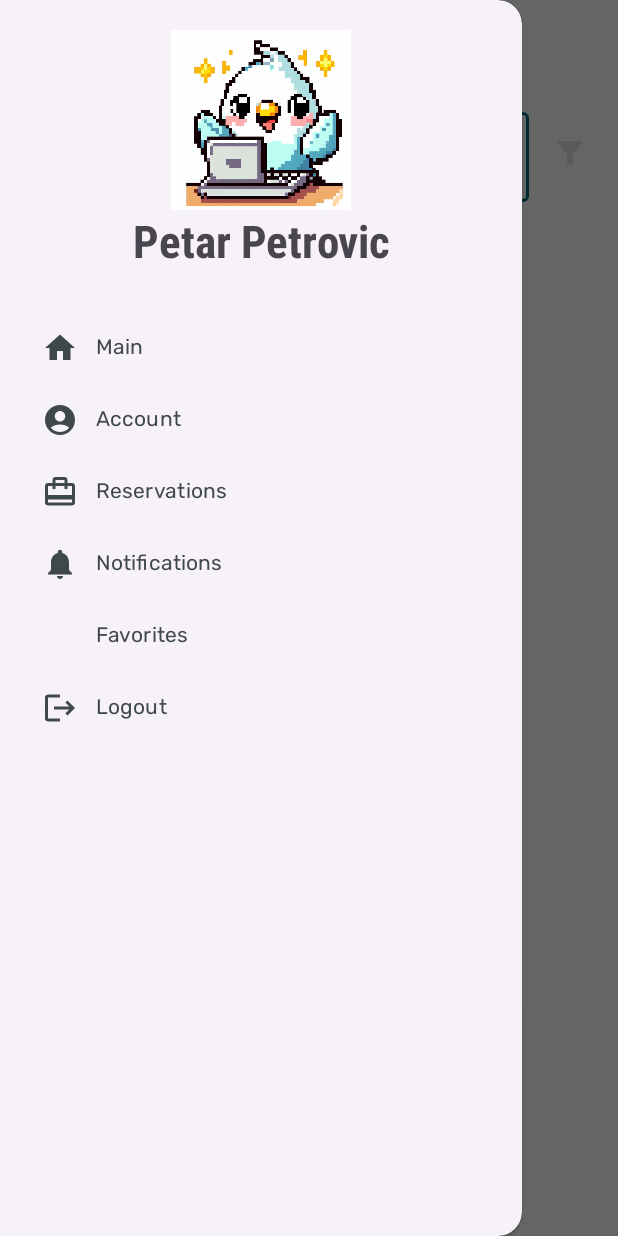
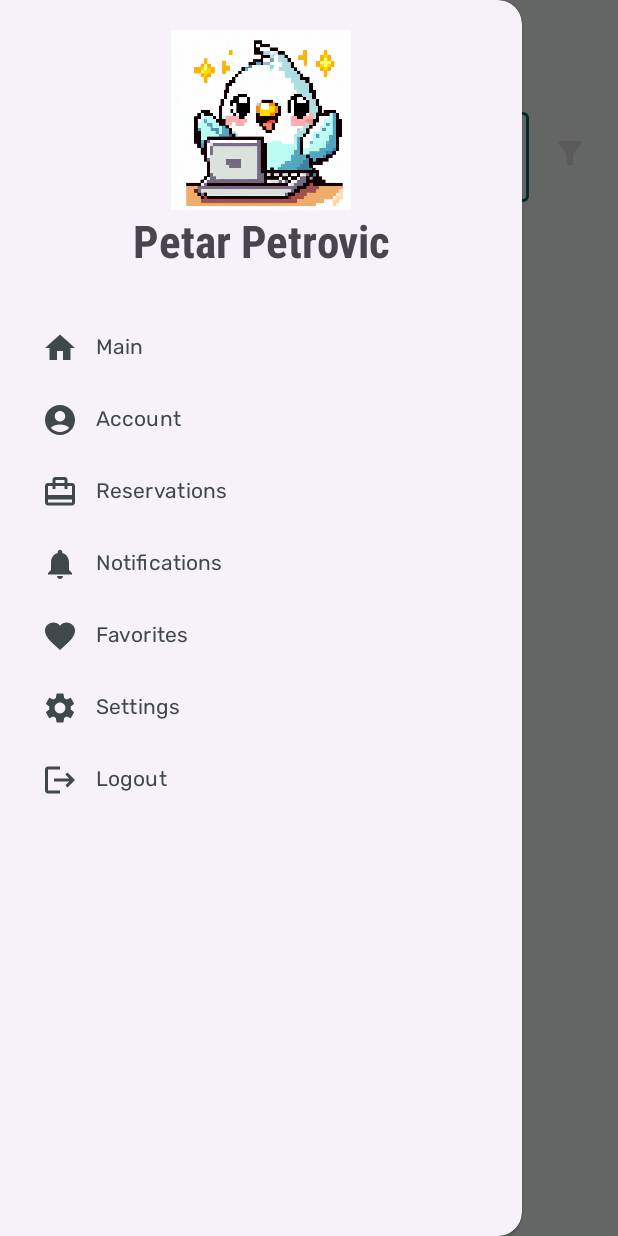
Before and after one commit to tinylunark/lunark-android, an Android app: the HomeActivity screen opened directly, with no data from a screen before it, with the side drawer open, on a phone screen of 412 x 824 dp. Run offline under Robolectric (Android 15) with nearby library versions, the phone set to English and light mode, and no system bars; our stand-ins replace Dagger/Hilt's generated code, RxJava, navigation-ui; libraries missing offline, so code that uses them is left out: io.reactivex.internal; pictures from the network do not load; 5 statements that could not run were skipped.

Commit message:
#3.21.1 Toggle notifications (#29)
* fix: resolve conflicts

* feat: add notifications preference category

* feat: split notification preferences to guest and host

* feat: add preference fragments for guest and host

* feat: add settings to nav and extract string resources

* feat: add navigation to settings and add notification icon

* feat: add notification settings dto and service method

* feat: add custom preference data store

* fix: add missing nav

```diff
--- a/app/build.gradle.kts
+++ b/app/build.gradle.kts
@@ -121,5 +121,5 @@ dependencies {
     implementation("com.github.PhilJay:MPAndroidChart:v3.1.0")
     implementation("com.github.NaikSoftware:StompProtocolAndroid:1.6.6")
     implementation("org.greenrobot:eventbus:3.3.1")
-
+    implementation("androidx.preference:preference-ktx:1.2.1")
 }
--- a/app/src/main/java/com/example/lunark/ApplicationComponent.java
+++ b/app/src/main/java/com/example/lunark/ApplicationComponent.java
@@ -8,6 +8,8 @@ import com.example.lunark.datasources.DiskModule;
 import com.example.lunark.datasources.NetworkModule;
 import com.example.lunark.fragments.FavoritePropertiesFragment;
 import com.example.lunark.fragments.GeneralReportFragment;
+import com.example.lunark.fragments.GuestSettingsFragment;
+import com.example.lunark.fragments.HostSettingsFragment;
 import com.example.lunark.fragments.NotificationsFragment;
 import com.example.lunark.fragments.PropertyDetailFragment;
 import com.example.lunark.fragments.PropertyReportFragment;
@@ -40,4 +42,6 @@ public interface ApplicationComponent {
     void inject(NotificationsFragment notificationsFragment);
     void inject(ReviewViewModel reviewViewModel);
     void inject(ReviewListAdapter reviewListAdapter);
+    void inject(GuestSettingsFragment guestSettingsFragment);
+    void inject(HostSettingsFragment hostSettingsFragment);
 }
--- /dev/null
+++ b/app/src/main/res/drawable/baseline_favorite_24.xml
@@ -0,0 +1,5 @@
+<vector android:height="24dp" android:tint="#000000"
+    android:viewportHeight="24" android:viewportWidth="24"
+    android:width="24dp" xmlns:android="http://schemas.android.com/apk/res/android">
+    <path android:fillColor="@android:color/white" android:pathData="M12,21.35l-1.45,-1.32C5.4,15.36 2,12.28 2,8.5 2,5.42 4.42,3 7.5,3c1.74,0 3.41,0.81 4.5,2.09C13.09,3.81 14.76,3 16.5,3 19.58,3 22,5.42 22,8.5c0,3.78 -3.4,6.86 -8.55,11.54L12,21.35z"/>
+</vector>
--- /dev/null
+++ b/app/src/main/res/drawable/baseline_settings_24.xml
@@ -0,0 +1,5 @@
+<vector android:height="24dp" android:tint="#000000"
+    android:viewportHeight="24" android:viewportWidth="24"
+    android:width="24dp" xmlns:android="http://schemas.android.com/apk/res/android">
+    <path android:fillColor="@android:color/white" android:pathData="M19.14,12.94c0.04,-0.3 0.06,-0.61 0.06,-0.94c0,-0.32 -0.02,-0.64 -0.07,-0.94l2.03,-1.58c0.18,-0.14 0.23,-0.41 0.12,-0.61l-1.92,-3.32c-0.12,-0.22 -0.37,-0.29 -0.59,-0.22l-2.39,0.96c-0.5,-0.38 -1.03,-0.7 -1.62,-0.94L14.4,2.81c-0.04,-0.24 -0.24,-0.41 -0.48,-0.41h-3.84c-0.24,0 -0.43,0.17 -0.47,0.41L9.25,5.35C8.66,5.59 8.12,5.92 7.63,6.29L5.24,5.33c-0.22,-0.08 -0.47,0 -0.59,0.22L2.74,8.87C2.62,9.08 2.66,9.34 2.86,9.48l2.03,1.58C4.84,11.36 4.8,11.69 4.8,12s0.02,0.64 0.07,0.94l-2.03,1.58c-0.18,0.14 -0.23,0.41 -0.12,0.61l1.92,3.32c0.12,0.22 0.37,0.29 0.59,0.22l2.39,-0.96c0.5,0.38 1.03,0.7 1.62,0.94l0.36,2.54c0.05,0.24 0.24,0.41 0.48,0.41h3.84c0.24,0 0.44,-0.17 0.47,-0.41l0.36,-2.54c0.59,-0.24 1.13,-0.56 1.62,-0.94l2.39,0.96c0.22,0.08 0.47,0 0.59,-0.22l1.92,-3.32c0.12,-0.22 0.07,-0.47 -0.12,-0.61L19.14,12.94zM12,15.6c-1.98,0 -3.6,-1.62 -3.6,-3.6s1.62,-3.6 3.6,-3.6s3.6,1.62 3.6,3.6S13.98,15.6 12,15.6z"/>
+</vector>
--- a/app/src/main/res/menu/admin_nav_menu.xml
+++ b/app/src/main/res/menu/admin_nav_menu.xml
@@ -8,41 +8,41 @@
         android:layout_width="wrap_content"
         android:layout_height="wrap_content"
         android:icon="@drawable/ic_home"
-        android:title="Main" />
+        android:title="@string/main" />
     <item
         android:id="@+id/menu_account"
         android:layout_width="wrap_content"
         android:layout_height="wrap_content"
         android:icon="@drawable/ic_account"
-        android:title="Account" />
+        android:title="@string/account" />
     <item
         android:id="@+id/menu_unapproved_properties"
         android:layout_width="wrap_content"
         android:layout_height="wrap_content"
         android:icon="@drawable/ic_unapproved_properties"
-        android:title="Unapproved Properties" />
+        android:title="@string/unapproved_properties" />
     <item
         android:id="@+id/menu_comments_grades"
         android:layout_width="wrap_content"
         android:layout_height="wrap_content"
         android:icon="@drawable/ic_comments_grades"
-        android:title="Comments/Grades"/>
+        android:title="@string/comments_grades"/>
     <item
         android:id="@+id/menu_filter_properties"
         android:layout_width="wrap_content"
         android:layout_height="wrap_content"
         android:icon="@drawable/ic_filter"
-        android:title="Filter Properties" />
+        android:title="@string/filter_properties" />
     <item
         android:id="@+id/menu_user_management"
         android:layout_width="wrap_content"
         android:layout_height="wrap_content"
         android:icon="@drawable/ic_globe"
-        android:title="User Management" />
+        android:title="@string/user_management" />
     <item
         android:id="@+id/menu_logout"
         android:layout_width="wrap_content"
         android:layout_height="wrap_content"
         android:icon="@drawable/ic_logout"
-        android:title="Logout" />
+        android:title="@string/logout" />
 </menu>
--- a/app/src/main/res/menu/host_nav_menu.xml
+++ b/app/src/main/res/menu/host_nav_menu.xml
@@ -1,63 +1,67 @@
 <?xml version="1.0" encoding="utf-8"?>
 <menu xmlns:android="http://schemas.android.com/apk/res/android"
     xmlns:tools="http://schemas.android.com/tools"
-    tools:showIn="navigation_view" >
+    tools:showIn="navigation_view">
 
     <item
         android:id="@+id/nav_main"
         android:layout_width="wrap_content"
         android:layout_height="wrap_content"
         android:icon="@drawable/ic_home"
-        android:title="Main" />
+        android:title="@string/main" />
 
     <item
         android:id="@+id/menu_account"
         android:layout_width="wrap_content"
         android:layout_height="wrap_content"
         android:icon="@drawable/ic_account"
-        android:title="Account" />
+        android:title="@string/account" />
     <item
         android:id="@+id/nav_new_property"
         android:layout_width="wrap_content"
         android:layout_height="wrap_content"
         android:icon="@drawable/ic_new_property"
-        android:title="New Property" />
+        android:title="@string/new_property" />
     <item
         android:id="@+id/menu_my_properties"
         android:layout_width="wrap_content"
         android:layout_height="wrap_content"
         android:icon="@drawable/ic_folder"
-        android:title="My Properties"/>
+        android:title="@string/my_properties" />
     <item
         android:id="@+id/menu_reservations"
         android:layout_width="wrap_content"
         android:layout_height="wrap_content"
         android:icon="@drawable/ic_reservation"
-        android:title="Reservations" />
+        android:title="@string/reservations" />
     <item
         android:id="@+id/menu_unapproved_reservations"
         android:layout_width="wrap_content"
         android:layout_height="wrap_content"
         android:icon="@drawable/ic_check"
-        android:title="Unapproved Reservations" />
+        android:title="@string/unapproved_reservations" />
     <item
         android:id="@+id/nav_notifications"
         android:layout_width="wrap_content"
         android:layout_height="wrap_content"
         android:icon="@drawable/baseline_notifications_24"
-        android:title="Notifications" />
-
+        android:title="@string/notifications" />
     <item
         android:id="@+id/nav_reports"
         android:layout_width="wrap_content"
         android:layout_height="wrap_content"
         android:icon="@drawable/ic_reports"
         android:title="@string/reports" />
-
+    <item
+        android:id="@+id/nav_host_settings"
+        android:layout_width="wrap_content"
+        android:layout_height="wrap_content"
+        android:icon="@drawable/baseline_settings_24"
+        android:title="@string/settings" />
     <item
         android:id="@+id/menu_logout"
         android:layout_width="wrap_content"
         android:layout_height="wrap_content"
         android:icon="@drawable/ic_logout"
-        android:title="Logout" />
+        android:title="@string/logout" />
 </menu>
--- a/app/src/main/res/menu/nav_menu.xml
+++ b/app/src/main/res/menu/nav_menu.xml
@@ -8,34 +8,41 @@
         android:layout_width="wrap_content"
         android:layout_height="wrap_content"
         android:icon="@drawable/ic_home"
-        android:title="Main" />
+        android:title="@string/main" />
     <item
         android:id="@+id/menu_account"
         android:layout_width="wrap_content"
         android:layout_height="wrap_content"
         android:icon="@drawable/ic_account"
-        android:title="Account" />
+        android:title="@string/account" />
     <item
         android:id="@+id/menu_reservations"
         android:layout_width="wrap_content"
         android:layout_height="wrap_content"
         android:icon="@drawable/ic_reservation"
-        android:title="Reservations" />
+        android:title="@string/reservations" />
     <item
         android:id="@+id/nav_notifications"
         android:layout_width="wrap_content"
         android:layout_height="wrap_content"
         android:icon="@drawable/baseline_notifications_24"
-        android:title="Notifications" />
+        android:title="@string/notifications" />
     <item
         android:id="@+id/nav_favorites"
         android:layout_width="wrap_content"
         android:layout_height="wrap_content"
+        android:icon="@drawable/baseline_favorite_24"
         android:title="@string/favorites" />
+    <item
+        android:id="@+id/nav_guest_settings"
+        android:layout_width="wrap_content"
+        android:layout_height="wrap_content"
+        android:icon="@drawable/baseline_settings_24"
+        android:title="@string/settings" />
     <item
         android:id="@+id/menu_logout"
         android:layout_width="wrap_content"
         android:layout_height="wrap_content"
         android:icon="@drawable/ic_logout"
-        android:title="Logout" />
+        android:title="@string/logout" />
 </menu>
--- a/app/src/main/res/navigation/base_navigation.xml
+++ b/app/src/main/res/navigation/base_navigation.xml
@@ -19,6 +19,12 @@
         <action
             android:id="@+id/action_nav_main_to_generalReportFragment"
             app:destination="@id/nav_reports" />
+        <action
+            android:id="@+id/action_nav_main_to_nav_guest_settings"
+            app:destination="@id/nav_guest_settings" />
+        <action
+            android:id="@+id/action_nav_main_to_nav_host_settings"
+            app:destination="@id/nav_host_settings" />
     </fragment>
     <fragment
         android:id="@+id/nav_new_property"
@@ -61,6 +67,14 @@
         app:popUpToInclusive="true"
         tools:layout="@layout/fragment_notifications" />
     <fragment
+        android:id="@+id/nav_guest_settings"
+        android:name="com.example.lunark.fragments.GuestSettingsFragment"
+        android:label="Guest settings" />
+    <fragment
+        android:id="@+id/nav_host_settings"
+        android:name="com.example.lunark.fragments.HostSettingsFragment"
+        android:label="Host settings" />
+    <fragment
         android:id="@+id/nav_write_review"
         android:name="com.example.lunark.fragments.WriteReviewFragment"
         android:label="Write a review"
--- a/app/src/main/res/values/strings.xml
+++ b/app/src/main/res/values/strings.xml
@@ -69,14 +69,26 @@
     <string name="something_went_wrong_while_adding_your_property">Something went wrong while adding your property</string>
     <string name="favorites">Favorites</string>
     <string name="favorite">Favorite</string>
+    <string name="settings">Settings</string>
+    <string name="logout">Logout</string>
+    <string name="notifications">Notifications</string>
+    <string name="reservations">Reservations</string>
+    <string name="account">Account</string>
+    <string name="main">Main</string>
+    <string name="new_property">New Property</string>
+    <string name="my_properties">My Properties</string>
+    <string name="unapproved_reservations">Unapproved Reservations</string>
     <string name="reports">Reports</string>
+    <string name="unapproved_properties">Unapproved Properties</string>
+    <string name="comments_grades">Comments/Grades</string>
+    <string name="filter_properties">Filter Properties</string>
+    <string name="user_management">User Management</string>
     <string name="total_profit">Total profit:</string>
     <string name="total_reservation_count">Total reservation count:</string>
     <string name="get_report">Get report</string>
     <string name="invalid_date_format">Invalid date format - should be yyyy/MM/dd</string>
     <string name="year">Year</string>
     <string name="invalid_year">Invalid year - should be yyyy</string>
-    <string name="notifications">Notifications</string>
     <string name="write_a_review">Write a review</string>
     <string name="write_review">Write review</string>
     <string name="review">Review</string>
```
Also changed, not shown: app/src/main/java/com/example/lunark/clients/AccountService.java (+8 -0 lines), app/src/main/java/com/example/lunark/dtos/AccountDto.java (+22 -0 lines), app/src/main/java/com/example/lunark/dtos/NotificationSettingsDto.java (added, +13 -0 lines), app/src/main/java/com/example/lunark/fragments/GuestSettingsFragment.java (added, +48 -0 lines), app/src/main/java/com/example/lunark/fragments/HostSettingsFragment.java (added, +55 -0 lines), app/src/main/java/com/example/lunark/models/GuestNotificationSettings.java (added, +13 -0 lines), app/src/main/java/com/example/lunark/models/HostNotificationSettings.java (added, +40 -0 lines), app/src/main/java/com/example/lunark/util/RestPreferenceDataStore.java (added, +111 -0 lines), app/src/main/res/xml/guest_preferences.xml (added, +16 -0 lines), app/src/main/res/xml/host_preferences.xml (added, +31 -0 lines).
